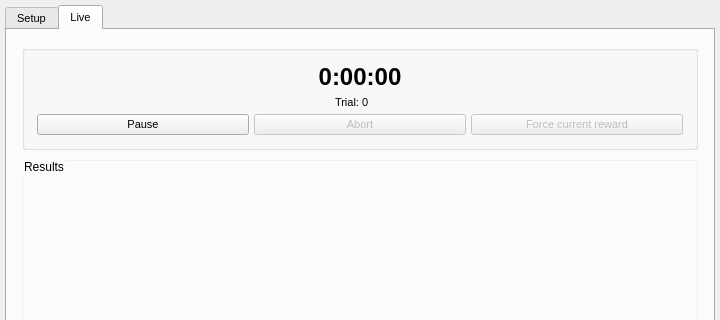
The window that GUI/GUI.ui (llerussell/PyBehaviour) describes before a commit, drawn with Qt 5; both pictures show x 0 to 720 and y 0 to 320 of the 720 by 865 pixel window.
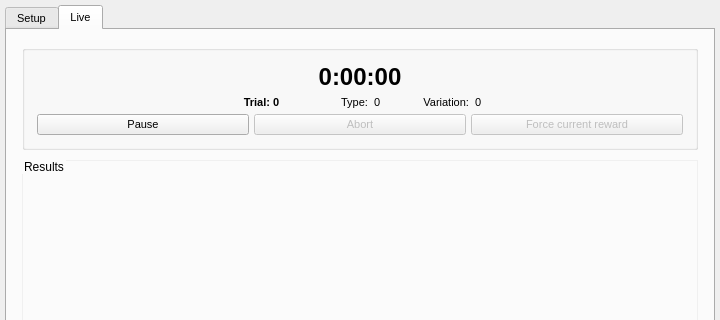
The same window after the commit. The open tabs and pages were chosen to show the change.

Commit message: add trial type and variation gui indicators

Patch:
```diff
--- a/GUI/GUI.ui
+++ b/GUI/GUI.ui
@@ -6825,8 +6825,42 @@
                </item>
                <item>
                 <layout class="QHBoxLayout" name="horizontalLayout_11">
+                 <item>
+                  <spacer name="horizontalSpacer">
+                   <property name="orientation">
+                    <enum>Qt::Horizontal</enum>
+                   </property>
+                   <property name="sizeType">
+                    <enum>QSizePolicy::Expanding</enum>
+                   </property>
+                   <property name="sizeHint" stdset="0">
+                    <size>
+                     <width>200</width>
+                     <height>1</height>
+                    </size>
+                   </property>
+                  </spacer>
+                 </item>
                  <item>
                   <widget class="QLabel" name="label_17">
+                   <property name="sizePolicy">
+                    <sizepolicy hsizetype="Fixed" vsizetype="Preferred">
+                     <horstretch>0</horstretch>
+                     <verstretch>0</verstretch>
+                    </sizepolicy>
+                   </property>
+                   <property name="minimumSize">
+                    <size>
+                     <width>60</width>
+                     <height>0</height>
+                    </size>
+                   </property>
+                   <property name="font">
+                    <font>
+                     <weight>75</weight>
+                     <bold>true</bold>
+                    </font>
+                   </property>
                    <property name="text">
                     <string>Trial:</string>
                    </property>
@@ -6837,11 +6871,127 @@
                  </item>
                  <item>
                   <widget class="QLabel" name="trialNum_label">
+                   <property name="sizePolicy">
+                    <sizepolicy hsizetype="Fixed" vsizetype="Preferred">
+                     <horstretch>0</horstretch>
+                     <verstretch>0</verstretch>
+                    </sizepolicy>
+                   </property>
+                   <property name="minimumSize">
+                    <size>
+                     <width>35</width>
+                     <height>0</height>
+                    </size>
+                   </property>
+                   <property name="font">
+                    <font>
+                     <weight>75</weight>
+                     <bold>true</bold>
+                    </font>
+                   </property>
                    <property name="text">
                     <string>0</string>
                    </property>
                   </widget>
                  </item>
+                 <item>
+                  <widget class="QLabel" name="label">
+                   <property name="sizePolicy">
+                    <sizepolicy hsizetype="Fixed" vsizetype="Preferred">
+                     <horstretch>0</horstretch>
+                     <verstretch>0</verstretch>
+                    </sizepolicy>
+                   </property>
+                   <property name="minimumSize">
+                    <size>
+                     <width>60</width>
+                     <height>0</height>
+                    </size>
+                   </property>
+                   <property name="text">
+                    <string>Type: </string>
+                   </property>
+                   <property name="alignment">
+                    <set>Qt::AlignRight|Qt::AlignTrailing|Qt::AlignVCenter</set>
+                   </property>
+                  </widget>
+                 </item>
+                 <item>
+                  <widget class="QLabel" name="trialType_label">
+                   <property name="sizePolicy">
+                    <sizepolicy hsizetype="Fixed" vsizetype="Preferred">
+                     <horstretch>0</horstretch>
+                     <verstretch>0</verstretch>
+                    </sizepolicy>
+                   </property>
+                   <property name="minimumSize">
+                    <size>
+                     <width>35</width>
+                     <height>0</height>
+                    </size>
+                   </property>
+                   <property name="text">
+                    <string>0</string>
+                   </property>
+                  </widget>
+                 </item>
+                 <item>
+                  <widget class="QLabel" name="label_30">
+                   <property name="sizePolicy">
+                    <sizepolicy hsizetype="Fixed" vsizetype="Preferred">
+                     <horstretch>0</horstretch>
+                     <verstretch>0</verstretch>
+                    </sizepolicy>
+                   </property>
+                   <property name="minimumSize">
+                    <size>
+                     <width>60</width>
+                     <height>0</height>
+                    </size>
+                   </property>
+                   <property name="text">
+                    <string>Variation: </string>
+                   </property>
+                   <property name="alignment">
+                    <set>Qt::AlignRight|Qt::AlignTrailing|Qt::AlignVCenter</set>
+                   </property>
+                  </widget>
+                 </item>
+                 <item>
+                  <widget class="QLabel" name="trialVar_label">
+                   <property name="sizePolicy">
+                    <sizepolicy hsizetype="Fixed" vsizetype="Preferred">
+                     <horstretch>0</horstretch>
+                     <verstretch>0</verstretch>
+                    </sizepolicy>
+                   </property>
+                   <property name="minimumSize">
+                    <size>
+                     <width>35</width>
+                     <height>0</height>
+                    </size>
+                   </property>
+                   <property name="text">
+                    <string>0</string>
+                   </property>
+                  </widget>
+                 </item>
+                 <item>
+                  <spacer name="horizontalSpacer_2">
+                   <property name="orientation">
+                    <enum>Qt::Horizontal</enum>
+                   </property>
+                   <property name="sizeType">
+                    <enum>QSizePolicy::Expanding</enum>
+                   </property>
+                   <property name="sizeHint" stdset="0">
+                    <size>
+                     <width>200</width>
+                     <height>1</height>
+                    </size>
+                   </property>
+                  </spacer>
+                 </item>
                 </layout>
                </item>
                <item>
```
Left out of the diff: 2 changed lines with no effect on the pictures. The commit also changes 2 other files.
